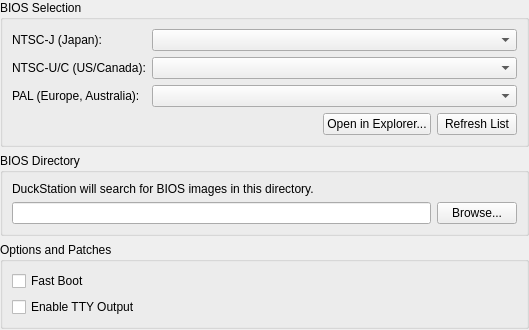
Above: src/duckstation-qt/biossettingswidget.ui from kofxi3584karlayang/duckstation before the change. Below: the same form after it.
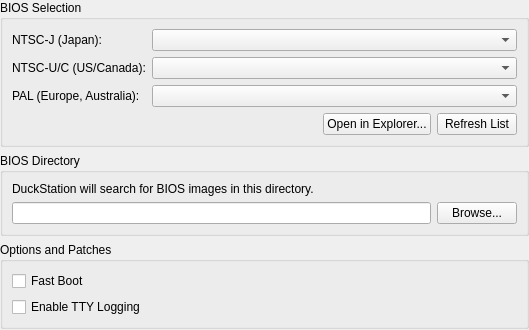
That is the form after the change.

The edit to the form file:
```diff
--- a/src/duckstation-qt/biossettingswidget.ui
+++ b/src/duckstation-qt/biossettingswidget.ui
@@ -166,7 +166,7 @@
       <item>
        <widget class="QCheckBox" name="enableTTYOutput">
         <property name="text">
-         <string>Enable TTY Output</string>
+         <string>Enable TTY Logging</string>
         </property>
        </widget>
       </item>
```
Left out of the diff: 2 changed lines with no effect on the pictures.
